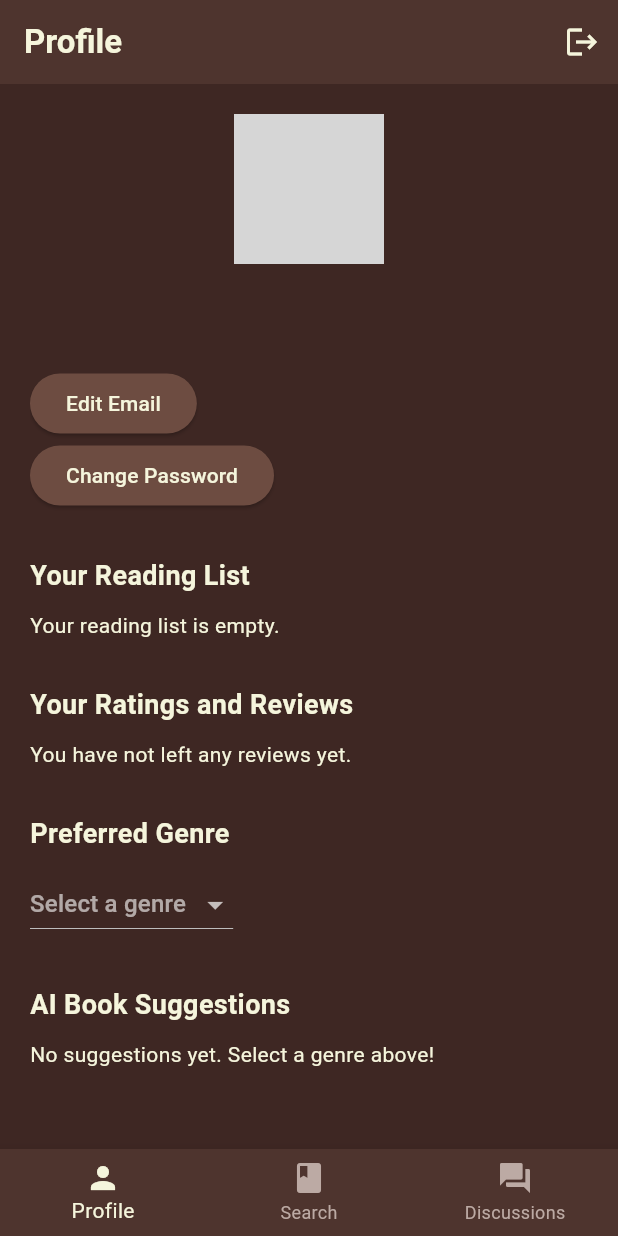
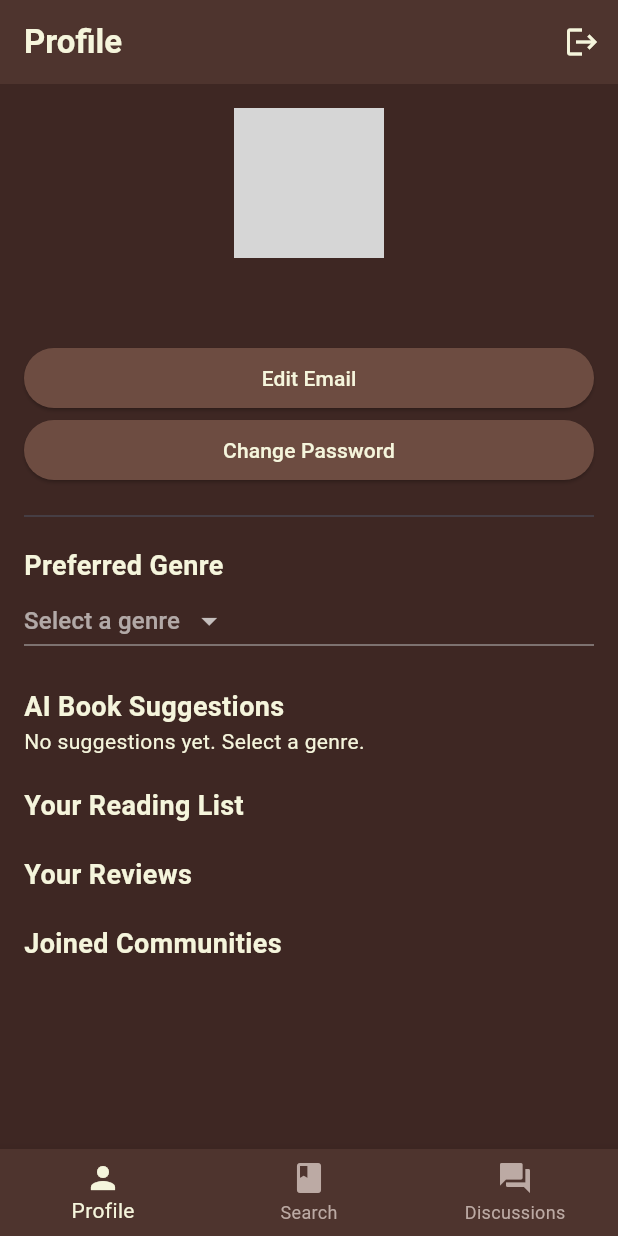
Before and after one commit to jenneetee/project2-book-rec-app, a Flutter app: the ProfileScreen screen opened directly, on a phone screen of 412 x 824 dp. Run offline on Flutter 3.47's test engine with Material 3 defaults, Android fonts, the phone set to English and light mode, and no system bars; our stand-ins replace cloud_firestore, firebase_auth, firebase_core, firebase_storage, flutter_rating_bar, image_picker; accounts and stored records are empty; network calls fail; grey boxes are pictures that could not be loaded.

```diff
--- a/lib/screens/profile_screen.dart
+++ b/lib/screens/profile_screen.dart
@@ -1,3 +1,4 @@
+import 'dart:convert';
 import 'dart:io';
 
 import 'package:flutter/material.dart';
@@ -5,13 +6,11 @@ import 'package:firebase_auth/firebase_auth.dart';
 import 'package:cloud_firestore/cloud_firestore.dart';
 import 'package:image_picker/image_picker.dart';
 import 'package:firebase_storage/firebase_storage.dart';
+import 'package:crypto/crypto.dart';
 
 import '../widgets/bottom_nav_bar.dart';
 import 'search_screen.dart';
 import 'discussion_screen.dart';
-import 'package:crypto/crypto.dart';
-import 'dart:convert';
-
 
 class ProfileScreen extends StatefulWidget {
   const ProfileScreen({Key? key}) : super(key: key);
@@ -21,16 +20,37 @@ class ProfileScreen extends StatefulWidget {
 }
 
 class _ProfileScreenState extends State<ProfileScreen> {
-  int _selectedIndex = 0;
   final FirebaseAuth _auth = FirebaseAuth.instance;
   final FirebaseFirestore _firestore = FirebaseFirestore.instance;
   final FirebaseStorage _storage = FirebaseStorage.instance;
 
   late User? _user;
+  int _selectedIndex = 0;
+
   List<Map<String, dynamic>> _reviews = [];
   List<Map<String, dynamic>> _readingList = [];
   List<Map<String, dynamic>> _groups = [];
 
+  String? _profileImageUrl;
+  String? _selectedGenre;
+  List<String> _aiSuggestions = [];
+
+  final List<String> _genres = [
+    'Fantasy', 'Science Fiction', 'Mystery', 'Romance', 'Horror',
+    'Non-fiction', 'Historical', 'Thriller', 'Young Adult',
+  ];
+
+  final Map<String, List<String>> _genreSuggestions = {
+    'Fantasy': ['The Hobbit', 'Harry Potter', 'Mistborn'],
+    'Science Fiction': ['Dune', 'Ender\'s Game', 'Neuromancer'],
+    'Mystery': ['Gone Girl', 'Sherlock Holmes', 'The Da Vinci Code'],
+    'Romance': ['Pride and Prejudice', 'The Notebook', 'Outlander'],
+    'Horror': ['It', 'The Shining', 'Bird Box'],
+    'Non-fiction': ['Sapiens', 'Educated', 'Atomic Habits'],
+    'Historical': ['The Book Thief', 'All the Light We Cannot See'],
+    'Thriller': ['The Silent Patient', 'The Girl on the Train'],
+    'Young Adult': ['The Fault in Our Stars', 'The Hunger Games'],
+  };
 
   String generateGravatarUrl(String email) {
     final normalizedEmail = email.trim().toLowerCase();
@@ -38,105 +58,6 @@ String generateGravatarUrl(String email) {
     final digest = md5.convert(emailBytes);
     return 'https://www.gravatar.com/avatar/$digest?d=identicon';
   }
-
-
-final Map<String, List<String>> _genreSuggestions = {
-  'Fantasy': [
-    'The Hobbit',
-    'Harry Potter',
-    'Mistborn',
-    'The Name of the Wind',
-    'The Way of Kings',
-    'A Song of Ice and Fire'
-  ],
-  'Science Fiction': [
-    'Dune',
-    'Ender\'s Game',
-    'Neuromancer',
-    'Snow Crash',
-    'Foundation',
-    'The Martian'
-  ],
-  'Mystery': [
-    'Gone Girl',
-    'Sherlock Holmes',
-    'The Girl with the Dragon Tattoo',
-    'The Da Vinci Code',
-    'Big Little Lies',
-    'In the Woods'
-  ],
-  'Romance': [
-    'Pride and Prejudice',
-    'Me Before You',
-    'Outlander',
-    'The Notebook',
-    'Red, White & Royal Blue',
-    'The Hating Game'
-  ],
-  'Horror': [
-    'It',
-    'The Shining',
-    'The Haunting of Hill House',
-    'Pet Sematary',
-    'Bird Box',
-    'The Exorcist'
-  ],
-  'Non-fiction': [
-    'Sapiens',
-    'Educated',
-    'Atomic Habits',
-    'Becoming',
-    'The Power of Habit',
-    'Can’t Hurt Me'
-  ],
-  'Historical': [
-    'The Book Thief',
-    'All the Light We Cannot See',
-    'The Nightingale',
-    'Beneath a Scarlet Sky',
-    'The Alice Network',
-    'The Tattooist of Auschwitz'
-  ],
-  'Thriller': [
-    'The Silent Patient',
-    'The Woman in the Window',
-    'Behind Closed Doors',
-    'The Girl on the Train',
-    'The Couple Next Door',
-    'The Chain'
-  ],
-  'Young Adult': [
-    'The Fault in Our Stars',
-    'The Hunger Games',
-    'Divergent',
-    'Six of Crows',
-    'A Court of Thorns and Roses',
-    'Shadow and Bone'
-  ],
-};
-
-
-
-
-
-String? _selectedGenre;
-final List<String> _genres = [
-  'Fantasy',
-  'Science Fiction',
-  'Mystery',
-  'Romance',
-  'Horror',
-  'Non-fiction',
-  'Historical',
-  'Thriller',
-  'Young Adult',
-];
-
-
-List<String> _aiSuggestions = [];
-
-
-  String? _profileImageUrl;
 
   @override
   void initState() {
@@ -151,38 +72,36 @@ Future<void> _fetchUserDetails() async {
     if (_user == null) return;
 
     final userDoc = await _firestore.collection('users').doc(_user!.uid).get();
-  final customImage = userDoc.data()?['profileImage'];
-
-  setState(() {
-    if (customImage != null && customImage.isNotEmpty) {
-      _profileImageUrl = customImage;
-    } else {
-      final email = _user!.email!;
-      _profileImageUrl = generateGravatarUrl(email);
-    }
-  });
+    final userData = userDoc.data();
+    final customImage = userData?['profileImage'];
+    final genre = userData?['preferredGenre'];
 
     final reviewsSnapshot = await _firestore
         .collection('users')
         .doc(_user!.uid)
         .collection('reviews')
         .get();
-final genre = userDoc.data()?['preferredGenre'];
+
+    final readingListSnapshot = await _firestore
+        .collection('users')
+        .doc(_user!.uid)
+        .collection('readingList')
+        .get();
+
+    final joinedGroupsSnapshot = await _firestore
+        .collection('users')
+        .doc(_user!.uid)
+        .collection('joinedGroups')
+        .get();
 
     setState(() {
-  if (customImage != null && customImage.isNotEmpty) {
-    _profileImageUrl = customImage;
-  } else {
-    final email = _user!.email!;
-    _profileImageUrl = generateGravatarUrl(email);
-  }
+      _profileImageUrl = (customImage != null && customImage.isNotEmpty)
+          ? customImage
+          : generateGravatarUrl(_user!.email!);
       _selectedGenre = genre;
-  _aiSuggestions = _genreSuggestions[_selectedGenre!] ?? [];
+      _aiSuggestions = _genreSuggestions[genre] ?? [];
 
-});
-
-
-  final userReviews = reviewsSnapshot.docs.map((doc) {
+      _reviews = reviewsSnapshot.docs.map((doc) {
         final data = doc.data();
         return {
           'bookId': doc.id,
@@ -193,13 +112,7 @@ setState(() {
         };
       }).toList();
 
-  final readingListSnapshot = await _firestore
-      .collection('users')
-      .doc(_user!.uid)
-      .collection('readingList')
-      .get();
-
-  final readingList = readingListSnapshot.docs.map((doc) {
+      _readingList = readingListSnapshot.docs.map((doc) {
         final data = doc.data();
         return {
           'bookId': doc.id,
@@ -208,13 +121,7 @@ setState(() {
         };
       }).toList();
 
-  final joinedGroupsSnapshot = await _firestore
-      .collection('users')
-      .doc(_user!.uid)
-      .collection('joinedGroups')
-      .get();
-
-  final groups = joinedGroupsSnapshot.docs.map((doc) {
+      _groups = joinedGroupsSnapshot.docs.map((doc) {
         final data = doc.data();
         return {
           'groupId': doc.id,
@@ -222,26 +129,14 @@ setState(() {
           'description': data['description'] ?? '',
         };
       }).toList();
-
-  setState(() {
-    _reviews = userReviews;
-    _readingList = readingList;
-    _groups = groups;
     });
   }
 
-
   void _onItemTapped(int index) {
     if (index == 1) {
-      Navigator.pushReplacement(
-        context,
-        MaterialPageRoute(builder: (context) => const SearchScreen()),
-      );
+      Navigator.pushReplacement(context, MaterialPageRoute(builder: (_) => const SearchScreen()));
     } else if (index == 2) {
-      Navigator.pushReplacement(
-        context,
-        MaterialPageRoute(builder: (context) => const DiscussionScreen()),
-      );
+      Navigator.pushReplacement(context, MaterialPageRoute(builder: (_) => const DiscussionScreen()));
     } else {
       setState(() {
         _selectedIndex = index;
@@ -285,71 +180,50 @@ void _showEditDialog(String title, String hint, bool isPassword) {
         content: Column(
           mainAxisSize: MainAxisSize.min,
           children: [
-          if (!isPassword)
             TextField(
               controller: newValueController,
-              keyboardType: TextInputType.emailAddress,
-              decoration: InputDecoration(hintText: hint),
-            ),
-          if (isPassword)
-            TextField(
-              controller: newValueController,
-              obscureText: true,
+              obscureText: isPassword,
+              keyboardType: isPassword ? TextInputType.text : TextInputType.emailAddress,
               decoration: InputDecoration(hintText: hint),
             ),
             const SizedBox(height: 10),
             TextField(
               controller: passwordController,
               obscureText: true,
-            decoration: const InputDecoration(hintText: 'Enter current password to confirm'),
+              decoration: const InputDecoration(hintText: 'Enter current password'),
             ),
           ],
         ),
         actions: [
-        TextButton(
-          onPressed: () => Navigator.pop(context),
-          child: const Text('Cancel'),
-        ),
+          TextButton(onPressed: () => Navigator.pop(context), child: const Text('Cancel')),
           TextButton(
             onPressed: () async {
               final newValue = newValueController.text.trim();
               final currentPassword = passwordController.text.trim();
 
               if (newValue.isEmpty || currentPassword.isEmpty) {
-      ScaffoldMessenger.of(context).showSnackBar(
-        const SnackBar(content: Text('Please fill in all fields')),
-      );
+                ScaffoldMessenger.of(context).showSnackBar(const SnackBar(content: Text('Please fill in all fields')));
                 return;
               }
 
               try {
                 final user = _auth.currentUser!;
-      final cred = EmailAuthProvider.credential(
-        email: user.email!,
-        password: currentPassword,
-      );
-
-
+                final cred = EmailAuthProvider.credential(email: user.email!, password: currentPassword);
                 await user.reauthenticateWithCredential(cred);
-
 
                 if (isPassword) {
                   await user.updatePassword(newValue);
                 } else {
                   await user.verifyBeforeUpdateEmail(newValue);
                   ScaffoldMessenger.of(context).showSnackBar(
-          SnackBar(content: Text('Verification email sent to $newValue. Please check your inbox and spam folder.')),
+                    SnackBar(content: Text('Verification email sent to $newValue')),
                   );
                 }
 
                 Navigator.pop(context);
-
-      ScaffoldMessenger.of(context).showSnackBar(
-        SnackBar(content: Text('$title updated successfully')),
-      );
+                ScaffoldMessenger.of(context).showSnackBar(SnackBar(content: Text('$title updated')));
               } catch (e) {
                 String errorMessage = 'Failed to update $title';
-
                 if (e is FirebaseAuthException) {
                   switch (e.code) {
                     case 'email-already-in-use':
@@ -365,22 +239,16 @@ TextButton(
                       errorMessage = 'The current password is incorrect.';
                       break;
                     case 'requires-recent-login':
-            errorMessage = 'Session expired. Please log out and log in again.';
+                      errorMessage = 'Session expired. Please log in again.';
                       break;
-          default:
-            errorMessage = e.message ?? errorMessage;
                   }
                 }
-
                 Navigator.pop(context);
-      ScaffoldMessenger.of(context).showSnackBar(
-        SnackBar(content: Text(errorMessage)),
-      );
+                ScaffoldMessenger.of(context).showSnackBar(SnackBar(content: Text(errorMessage)));
               }
             },
             child: const Text('Save'),
           ),
-
         ],
       ),
     );
@@ -394,19 +262,17 @@ TextButton(
       appBar: AppBar(
         title: const Text('Profile'),
         actions: [
-          IconButton(
-            onPressed: _logout,
-            icon: const Icon(Icons.logout),
-          ),
+          IconButton(onPressed: _logout, icon: const Icon(Icons.logout)),
         ],
       ),
-      body: Padding(
-        padding: const EdgeInsets.all(20.0),
-        child: SingleChildScrollView(
-          child: Column(
-            crossAxisAlignment: CrossAxisAlignment.start,
+      body: SafeArea(
+        child: Padding(
+          padding: const EdgeInsets.all(16.0),
+          child: ListView(
             children: [
               Center(
+                child: GestureDetector(
+                  onTap: _pickAndUploadProfileImage,
                   child: CircleAvatar(
                     radius: 50,
                     backgroundImage: _profileImageUrl != null
@@ -414,15 +280,10 @@ Center(
                         : const AssetImage('assets/default_profile.jpg') as ImageProvider,
                   ),
                 ),
-const SizedBox(height: 20),
-Center(
-  child: Text(
-
-                  user?.email ?? 'No Email',
-                  style: const TextStyle(fontSize: 20),
-                ),
               ),
               const SizedBox(height: 20),
+              Center(child: Text(user?.email ?? 'No Email', style: const TextStyle(fontSize: 18))),
+              const SizedBox(height: 10),
               ElevatedButton(
                 onPressed: () => _showEditDialog("Email", "Enter new email", false),
                 child: const Text('Edit Email'),
@@ -431,144 +292,68 @@ Center(
                 onPressed: () => _showEditDialog("Password", "Enter new password", true),
                 child: const Text('Change Password'),
               ),
-
-              const SizedBox(height: 30),
-              const Text(
-                'Your Reading List',
-                style: TextStyle(fontSize: 18, fontWeight: FontWeight.bold),
-              ),
-              const SizedBox(height: 10),
-              _readingList.isEmpty
-                  ? const Text('Your reading list is empty.')
-                  : ListView.builder(
-                      shrinkWrap: true,
-                      physics: const NeverScrollableScrollPhysics(),
-                      itemCount: _readingList.length,
-                      itemBuilder: (context, index) {
-                        final book = _readingList[index];
-                        return ListTile(
-                          title: Text(book['title']),
-                          subtitle: Text('Status: ${book['status']}'),
-                        );
-                      },
-                    ),
-              const SizedBox(height: 30),
-const Text(
-  'Your Ratings and Reviews',
-  style: TextStyle(fontSize: 18, fontWeight: FontWeight.bold),
-),
-const SizedBox(height: 10),
-_reviews.isEmpty
-    ? const Text('You have not left any reviews yet.')
-    : ListView.builder(
-        shrinkWrap: true,
-        physics: const NeverScrollableScrollPhysics(),
-        itemCount: _reviews.length,
-        itemBuilder: (context, index) {
-          final review = _reviews[index];
-          return ListTile(
-            title: Text(review['title']),
-            subtitle: Column(
-              crossAxisAlignment: CrossAxisAlignment.start,
-              children: [
-                Text('Rating: ${review['rating']}'),
-
-                const SizedBox(height: 5),
-                Text('Review: ${review['review']}'),
-              ],
-            ),
-          );
-        },
-      ),
-const SizedBox(height: 30),
-const Text(
-  'Preferred Genre',
-  style: TextStyle(fontSize: 18, fontWeight: FontWeight.bold),
-),
-const SizedBox(height: 10),
+              const Divider(height: 40),
+              const Text('Preferred Genre', style: TextStyle(fontSize: 18, fontWeight: FontWeight.bold)),
               DropdownButton<String>(
                 value: _selectedGenre,
                 hint: const Text('Select a genre'),
-  items: _genres.map((genre) {
-    return DropdownMenuItem<String>(
-      value: genre,
-      child: Text(genre),
-    );
-  }).toList(),
-onChanged: (newValue) async {
+                items: _genres.map((g) => DropdownMenuItem(value: g, child: Text(g))).toList(),
+                onChanged: (newGenre) async {
                   setState(() {
-    _selectedGenre = newValue!;
-      _aiSuggestions = _genreSuggestions[_selectedGenre!] ?? [];
+                    _selectedGenre = newGenre;
+                    _aiSuggestions = _genreSuggestions[newGenre!] ?? [];
                   });
                   if (_user != null) {
-    await _firestore.collection('users').doc(_user!.uid).set({
-      'preferredGenre': newValue,
-    }, SetOptions(merge: true));
+                    await _firestore.collection('users').doc(_user!.uid).set(
+                      {'preferredGenre': newGenre},
+                      SetOptions(merge: true),
+                    );
                     ScaffoldMessenger.of(context).showSnackBar(
-      SnackBar(content: Text('Genre preference saved!')),
+                      const SnackBar(content: Text('Genre preference saved')),
                     );
                   }
                 },
               ),
-const SizedBox(height: 30),
-const Text(
-  'AI Book Suggestions',
-  style: TextStyle(fontSize: 18, fontWeight: FontWeight.bold),
-),
-const SizedBox(height: 10),
+              const SizedBox(height: 20),
+              const Text('AI Book Suggestions', style: TextStyle(fontSize: 18, fontWeight: FontWeight.bold)),
               _aiSuggestions.isEmpty
-    ? const Text('No suggestions yet. Select a genre above!')
+                  ? const Text('No suggestions yet. Select a genre.')
                   : SizedBox(
-        height: 150,
-        child: ListView.builder(
+                      height: 120,
+                      child: ListView(
                         scrollDirection: Axis.horizontal,
-          itemCount: _aiSuggestions.length,
-          itemBuilder: (context, index) {
-            final suggestion = _aiSuggestions[index];
+                        children: _aiSuggestions.map((s) {
                           return Card(
                             child: Container(
                               width: 120,
+                              alignment: Alignment.center,
                               padding: const EdgeInsets.all(8),
-                child: Center(
-                  child: Text(
-                    suggestion,
-                    textAlign: TextAlign.center,
+                              child: Text(s, textAlign: TextAlign.center),
+                            ),
+                          );
+                        }).toList(),
                       ),
                     ),
-              ),
-            );
-          },
-        ),
-      ),
-
-              const SizedBox(height: 30),
-              const Text(
-                'Joined Groups',
-                style: TextStyle(fontSize: 18, fontWeight: FontWeight.bold),
-              ),
-              const SizedBox(height: 10),
-              _groups.isEmpty
-                  ? const Text('You are not a member of any groups.')
-                  : ListView.builder(
-                      shrinkWrap: true,
-                      physics: const NeverScrollableScrollPhysics(),
-                      itemCount: _groups.length,
-                      itemBuilder: (context, index) {
-                        final group = _groups[index];
-                        return ListTile(
-                          title: Text(group['name']),
-                          subtitle: Text(group['description']),
-                        );
-                      },
-                    ),
+              const SizedBox(height: 20),
+              const Text('Your Reading List', style: TextStyle(fontSize: 18, fontWeight: FontWeight.bold)),
+              ..._readingList.map((b) => ListTile(title: Text(b['title']), subtitle: Text('Status: ${b['status']}'))),
+              const SizedBox(height: 20),
+              const Text('Your Reviews', style: TextStyle(fontSize: 18, fontWeight: FontWeight.bold)),
+              ..._reviews.map((r) => ListTile(
+                    title: Text(r['title']),
+                    subtitle: Text('Rating: ${r['rating']}\n${r['review']}'),
+                  )),
+              const SizedBox(height: 20),
+              const Text('Joined Communities', style: TextStyle(fontSize: 18, fontWeight: FontWeight.bold)),
+              ..._groups.map((g) => ListTile(
+                    title: Text(g['name']),
+                    subtitle: Text(g['description']),
+                  )),
             ],
           ),
         ),
       ),
-      bottomNavigationBar: BottomNavBar(
-        currentIndex: _selectedIndex,
-        onTap: _onItemTapped,
-      ),
+      bottomNavigationBar: BottomNavBar(currentIndex: _selectedIndex, onTap: _onItemTapped),
     );
   }
 }
```
Lines whose indentation alone changed are shown as unchanged.
